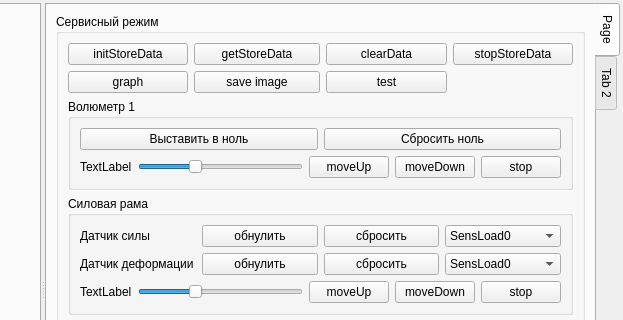
Above: pg-liga/experimentview.ui from predbannikov/pg-liga before the change; both pictures show x 447 to 1070 and y 0 to 320 of the 1070 by 578 pixel window. Below: the same form after it.
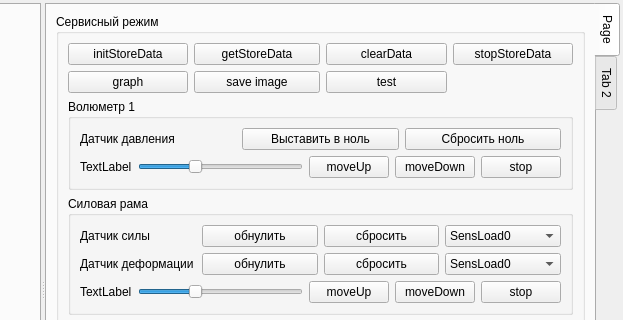
That is the form after the change. Custom widgets are drawn as their Qt base class.

What changed in the file:
```diff
--- a/pg-liga/experimentview.ui
+++ b/pg-liga/experimentview.ui
@@ -588,6 +588,13 @@
                 <layout class="QVBoxLayout" name="verticalLayout_7">
                  <item>
                   <layout class="QHBoxLayout" name="horizontalLayout_3">
+                   <item>
+                    <widget class="QLabel" name="label_3">
+                     <property name="text">
+                      <string>Датчик давления</string>
+                     </property>
+                    </widget>
+                   </item>
                    <item>
                     <widget class="QPushButton" name="btnVolumetr1SensorPressureSetZero">
                      <property name="text">
```
Left out of the diff: 2 changed lines with no effect on the pictures.
